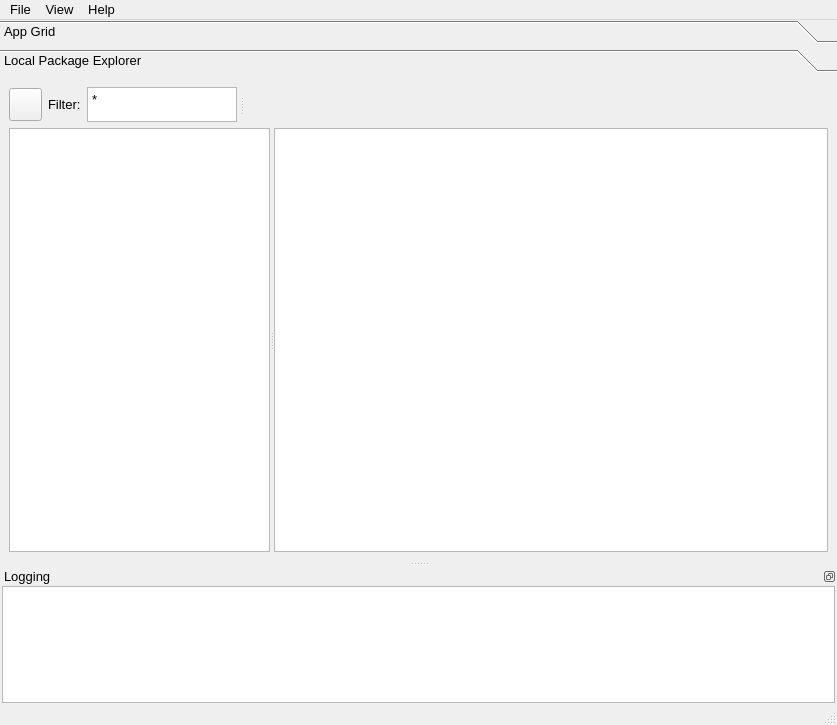
Before: the Qt Designer form src/conan_app_launcher/ui/main.ui in goszpeti/conan_explorer, drawn with Qt 5.
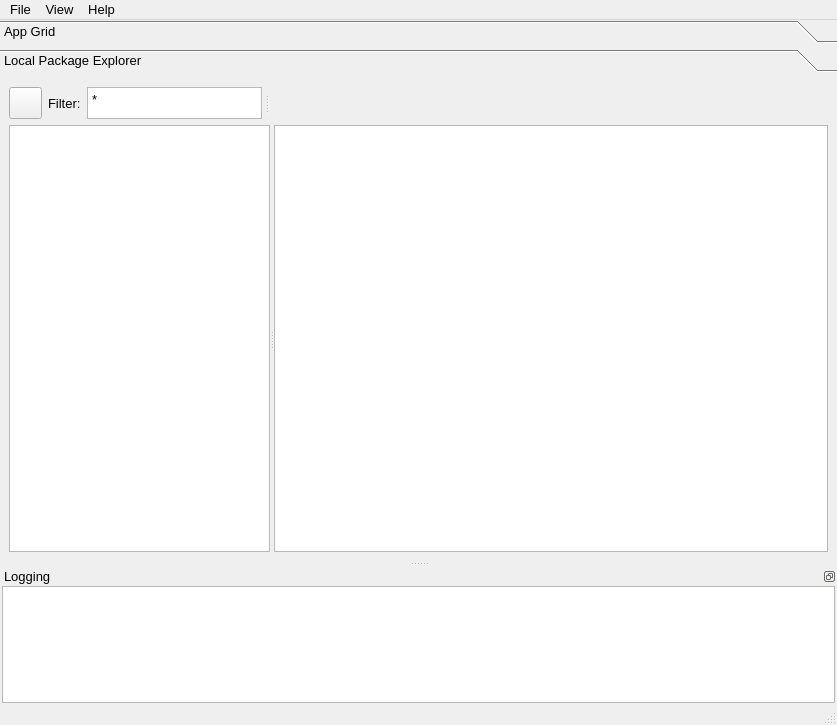
After: the same form once the commit is applied. The open tabs and pages were chosen to show the change. Icons and pictures are not drawn.

The edit to the form file:
```diff
--- a/src/conan_app_launcher/ui/main.ui
+++ b/src/conan_app_launcher/ui/main.ui
@@ -434,7 +434,7 @@
          <x>0</x>
          <y>0</y>
          <width>837</width>
-         <height>443</height>
+         <height>474</height>
         </rect>
        </property>
        <property name="sizePolicy">
@@ -450,7 +450,7 @@
         <item>
          <layout class="QHBoxLayout" name="horizontalLayout">
           <property name="sizeConstraint">
-           <enum>QLayout::SetNoConstraint</enum>
+           <enum>QLayout::SetMinimumSize</enum>
           </property>
           <item>
            <widget class="QPushButton" name="refresh_button">
@@ -469,7 +469,7 @@
             <property name="maximumSize">
              <size>
               <width>33</width>
-              <height>33</height>
+              <height>32</height>
              </size>
             </property>
             <property name="toolTip">
@@ -491,13 +491,13 @@
             <property name="minimumSize">
              <size>
               <width>0</width>
-              <height>35</height>
+              <height>32</height>
              </size>
             </property>
             <property name="maximumSize">
              <size>
               <width>16777215</width>
-              <height>35</height>
+              <height>32</height>
              </size>
             </property>
             <property name="text">
@@ -534,14 +534,14 @@
              </property>
              <property name="minimumSize">
               <size>
-               <width>150</width>
-               <height>35</height>
+               <width>175</width>
+               <height>32</height>
               </size>
              </property>
              <property name="maximumSize">
               <size>
                <width>400</width>
-               <height>35</height>
+               <height>32</height>
               </size>
              </property>
              <property name="inputMethodHints">
@@ -568,13 +568,13 @@
              <property name="minimumSize">
               <size>
                <width>300</width>
-               <height>35</height>
+               <height>32</height>
               </size>
              </property>
              <property name="maximumSize">
               <size>
                <width>16777215</width>
-               <height>35</height>
+               <height>32</height>
               </size>
              </property>
              <property name="baseSize">
```
Left out of the diff: 11 changed lines with no effect on the pictures.
